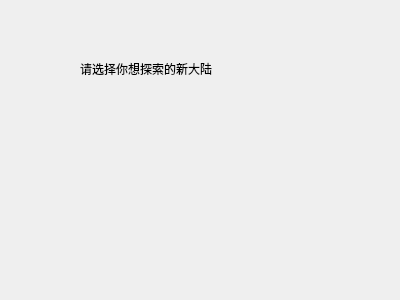
The window that project/background.ui (aaaMsLIUfruit/RunningDino) describes before a commit, drawn with Qt 5.
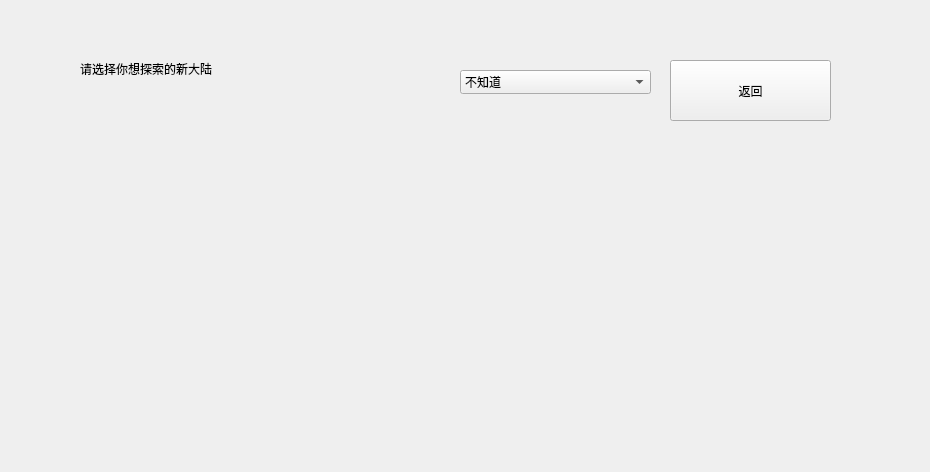
The same window after the commit.

Patch:
```diff
--- a/project/background.ui
+++ b/project/background.ui
@@ -6,8 +6,8 @@
    <rect>
     <x>0</x>
     <y>0</y>
-    <width>400</width>
-    <height>300</height>
+    <width>930</width>
+    <height>472</height>
    </rect>
   </property>
   <property name="windowTitle">
@@ -26,6 +26,34 @@
     <string>请选择你想探索的新大陆</string>
    </property>
   </widget>
+  <widget class="QPushButton" name="returnButton">
+   <property name="geometry">
+    <rect>
+     <x>670</x>
+     <y>60</y>
+     <width>161</width>
+     <height>61</height>
+    </rect>
+   </property>
+   <property name="text">
+    <string>返回</string>
+   </property>
+  </widget>
+  <widget class="QComboBox" name="comboBox">
+   <property name="geometry">
+    <rect>
+     <x>460</x>
+     <y>70</y>
+     <width>191</width>
+     <height>24</height>
+    </rect>
+   </property>
+   <item>
+    <property name="text">
+     <string>不知道</string>
+    </property>
+   </item>
+  </widget>
  </widget>
  <resources/>
  <connections/>
```
